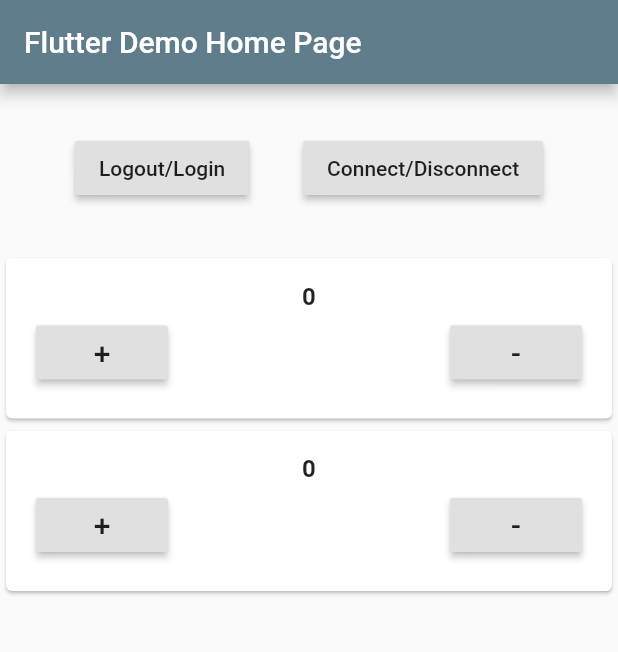
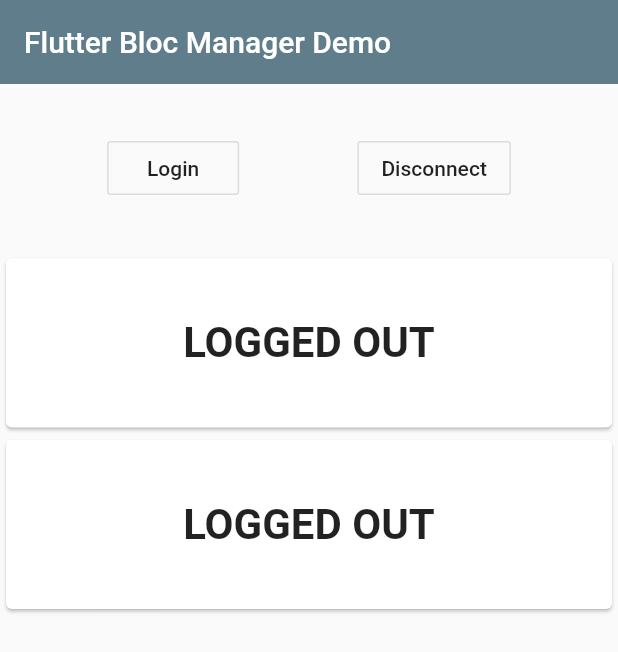
Before and after one commit to hamed-fs/flutter_sample_bloc_manager, a Flutter app: the screen it shows after launch, on a phone screen of 412 x 824 dp. Shown: the top 652 px of the screen. Run offline on Flutter 3.47's test engine with Material 2 defaults, Android fonts, the phone set to English and light mode, and no system bars; our stand-ins replace bloc, flutter_bloc.

Commit message:
add manager logic

```diff
--- a/lib/bloc_manager/bloc_manager.dart
+++ b/lib/bloc_manager/bloc_manager.dart
@@ -3,7 +3,6 @@ import 'package:meta/meta.dart';
 import 'package:bloc/bloc.dart';
 
 import 'bloc_manager_exception.dart';
-
 
 typedef BlocManagerListenerHandler = void Function(dynamic state);
 
@@ -58,6 +57,8 @@ class BlocManager extends BlocManagerContract {
       <dynamic, Bloc<dynamic, dynamic>>{};
   final Map<String, StreamSubscription<dynamic>> _subscriptions =
       <String, StreamSubscription<dynamic>>{};
+
+  Map<dynamic, Bloc<dynamic, dynamic>> get repository => _repository;
 
   @override
   void register<T extends Bloc<dynamic, dynamic>>(Function predicate) =>
--- /dev/null
+++ b/lib/core_blocs/auth_bloc/auth_event.dart
@@ -0,0 +1,8 @@
+part of 'auth_bloc.dart';
+
+@immutable
+abstract class AuthEvent {}
+
+class Login extends AuthEvent {}
+
+class Logout extends AuthEvent {}
--- /dev/null
+++ b/lib/core_blocs/auth_bloc/auth_state.dart
@@ -0,0 +1,8 @@
+part of 'auth_bloc.dart';
+
+@immutable
+abstract class AuthState {}
+
+class LoginState extends AuthState {}
+
+class LogoutState extends AuthState {}
--- /dev/null
+++ b/lib/core_blocs/connectivity_bloc/connectivity_event.dart
@@ -0,0 +1,8 @@
+part of 'connectivity_bloc.dart';
+
+@immutable
+abstract class ConnectivityEvent {}
+
+class Connect extends ConnectivityEvent {}
+
+class Disconnect extends ConnectivityEvent {}
--- /dev/null
+++ b/lib/core_blocs/connectivity_bloc/connectivity_state.dart
@@ -0,0 +1,8 @@
+part of 'connectivity_bloc.dart';
+
+@immutable
+abstract class ConnectivityState {}
+
+class ConnectedState extends ConnectivityState {}
+
+class DisconnectedState extends ConnectivityState {}
--- a/lib/counter_page_0.dart
+++ /dev/null
@@ -1,63 +0,0 @@
-import 'package:flutter/material.dart';
-import 'package:flutter_bloc/flutter_bloc.dart';
-
-import 'feature_blocs/first_counter_bloc/first_counter_bloc.dart';
-
-class CounterPage0 extends StatelessWidget {
-  const CounterPage0({
-    this.value,
-    this.onIncrement,
-    this.onDecrement,
-    Key key,
-  }) : super(key: key);
-
-  final int value;
-  final Function onIncrement;
-  final Function onDecrement;
-
-  @override
-  Widget build(BuildContext context) {
-    return Card(
-      child: Padding(
-        padding: const EdgeInsets.all(16),
-        child: Column(
-          children: [
-            BlocBuilder<FirstCounterBloc, FirstCounterState>(
-              builder: (context, state) {
-                return Text(
-                  '${state.value}',
-                  style: TextStyle(
-                    fontSize: 16,
-                    fontWeight: FontWeight.bold,
-                  ),
-                );
-              },
-            ),
-            Padding(
-              padding: const EdgeInsets.all(4),
-              child: Row(
-                mainAxisAlignment: MainAxisAlignment.spaceBetween,
-                children: [
-                  RaisedButton(
-                    child: Text(
-                      '+',
-                      style: TextStyle(fontSize: 20),
-                    ),
-                    onPressed: onIncrement,
-                  ),
-                  RaisedButton(
-                    child: Text(
-                      '-',
-                      style: TextStyle(fontSize: 20),
-                    ),
-                    onPressed: onDecrement,
-                  )
-                ],
-              ),
-            )
-          ],
-        ),
-      ),
-    );
-  }
-}
--- a/lib/counter_page_1.dart
+++ /dev/null
@@ -1,63 +0,0 @@
-import 'package:flutter/material.dart';
-import 'package:flutter_bloc/flutter_bloc.dart';
-
-import 'feature_blocs/second_counter_bloc/second_counter_bloc.dart';
-
-class CounterPage1 extends StatelessWidget {
-  const CounterPage1({
-    this.value,
-    this.onIncrement,
-    this.onDecrement,
-    Key key,
-  }) : super(key: key);
-
-  final int value;
-  final Function onIncrement;
-  final Function onDecrement;
-
-  @override
-  Widget build(BuildContext context) {
-    return Card(
-      child: Padding(
-        padding: const EdgeInsets.all(16),
-        child: Column(
-          children: [
-            BlocBuilder<SecondCounterBloc, SecondCounterState>(
-              builder: (context, state) {
-                return Text(
-                  '${state.value}',
-                  style: TextStyle(
-                    fontSize: 16,
-                    fontWeight: FontWeight.bold,
-                  ),
-                );
-              },
-            ),
-            Padding(
-              padding: const EdgeInsets.all(4),
-              child: Row(
-                mainAxisAlignment: MainAxisAlignment.spaceBetween,
-                children: [
-                  RaisedButton(
-                    child: Text(
-                      '+',
-                      style: TextStyle(fontSize: 20),
-                    ),
-                    onPressed: onIncrement,
-                  ),
-                  RaisedButton(
-                    child: Text(
-                      '-',
-                      style: TextStyle(fontSize: 20),
-                    ),
-                    onPressed: onDecrement,
-                  )
-                ],
-              ),
-            )
-          ],
-        ),
-      ),
-    );
-  }
-}
--- a/lib/feature_blocs/first_counter_bloc/first_counter_state.dart
+++ b/lib/feature_blocs/first_counter_bloc/first_counter_state.dart
@@ -2,8 +2,12 @@ part of 'first_counter_bloc.dart';
 
 abstract class FirstCounterState {
   final int value;
+  final bool isEnable;
 
-  FirstCounterState({this.value});
+  FirstCounterState({
+    this.value,
+    this.isEnable = true,
+  });
 }
 
 class InitialState extends FirstCounterState {
@@ -16,8 +20,16 @@ class SetCounter extends FirstCounterState {
   SetCounter(this.value) : super(value: value);
 }
 
+class EnabledState extends FirstCounterState {
+  final int value;
+
+  EnabledState(this.value) : super(value: value, isEnable: true);
+}
+
 class DisabledState extends FirstCounterState {
-  DisabledState() : super();
+  final int value;
+
+  DisabledState(this.value) : super(value: value, isEnable: false);
 }
 
 class LogoutState extends FirstCounterState {
--- a/lib/feature_blocs/second_counter_bloc/second_counter_state.dart
+++ b/lib/feature_blocs/second_counter_bloc/second_counter_state.dart
@@ -2,8 +2,12 @@ part of 'second_counter_bloc.dart';
 
 abstract class SecondCounterState {
   final int value;
+  final bool isEnable;
 
-  SecondCounterState({this.value});
+  SecondCounterState({
+    this.value,
+    this.isEnable = true,
+  });
 }
 
 class InitialState extends SecondCounterState {
@@ -16,8 +20,16 @@ class SetCounter extends SecondCounterState {
   SetCounter(this.value) : super(value: value);
 }
 
+class EnabledState extends SecondCounterState {
+  final int value;
+
+  EnabledState(this.value) : super(value: value, isEnable: true);
+}
+
 class DisabledState extends SecondCounterState {
-  DisabledState() : super();
+  final int value;
+
+  DisabledState(this.value) : super(value: value, isEnable: false);
 }
 
 class LogoutState extends SecondCounterState {
--- a/lib/main.dart
+++ b/lib/main.dart
@@ -1,42 +1,54 @@
 import 'package:flutter/material.dart';
 import 'package:flutter_bloc/flutter_bloc.dart';
-
+import 'package:flutter_sample_bloc_manager/bloc_manager/bloc_manager.dart';
+import 'package:flutter_sample_bloc_manager/bloc_manager/event_dispatcher.dart';
+import 'package:flutter_sample_bloc_manager/core_blocs/auth_bloc/auth_bloc.dart';
+import 'package:flutter_sample_bloc_manager/core_blocs/connectivity_bloc/connectivity_bloc.dart';
+import 'package:flutter_sample_bloc_manager/pages/first_counter_page.dart';
 import 'package:flutter_sample_bloc_manager/feature_blocs/first_counter_bloc/first_counter_bloc.dart'
     as first_bloc;
 import 'package:flutter_sample_bloc_manager/feature_blocs/second_counter_bloc/second_counter_bloc.dart'
     as second_bloc;
-
-import 'package:flutter_sample_bloc_manager/bloc_manager/bloc_manager.dart';
-
-import 'package:flutter_sample_bloc_manager/counter_page_0.dart';
-import 'package:flutter_sample_bloc_manager/counter_page_1.dart';
+import 'package:flutter_sample_bloc_manager/pages/second_counter_page.dart';
 
 void main() {
+  _registerBlocs();
+  EventDispatcher.instance.register();
+
+  runApp(MyApp());
+}
+
+void _registerBlocs() {
+  BlocManager.instance.register<ConnectivityBloc>(() => ConnectivityBloc());
+  BlocManager.instance.register<AuthBloc>(() => AuthBloc());
+
   BlocManager.instance.register<first_bloc.FirstCounterBloc>(
       () => first_bloc.FirstCounterBloc());
   BlocManager.instance.register<second_bloc.SecondCounterBloc>(
       () => second_bloc.SecondCounterBloc());
-
-  runApp(MyApp());
 }
 
 class MyApp extends StatelessWidget {
-  final first_bloc.FirstCounterBloc _counter0 =
+  final ConnectivityBloc _connectivityBloc =
+      BlocManager.instance.fetch<ConnectivityBloc>();
+  final AuthBloc _authBloc = BlocManager.instance.fetch<AuthBloc>();
+
+  final first_bloc.FirstCounterBloc _firstCounterBloc =
       BlocManager.instance.fetch<first_bloc.FirstCounterBloc>();
-  final second_bloc.SecondCounterBloc _counter1 =
+  final second_bloc.SecondCounterBloc _secondCounterBloc =
       BlocManager.instance.fetch<second_bloc.SecondCounterBloc>();
 
   @override
-  Widget build(BuildContext context) {
-    return MaterialApp(
-      title: 'Flutter Demo',
+  Widget build(BuildContext context) => MaterialApp(
+        title: 'Flutter Bloc Manager Demo',
         theme: ThemeData(
           primarySwatch: Colors.blueGrey,
           visualDensity: VisualDensity.adaptivePlatformDensity,
         ),
         home: Scaffold(
           appBar: AppBar(
-          title: Text('Flutter Demo Home Page'),
+            elevation: 0,
+            title: Text('Flutter Bloc Manager Demo'),
           ),
           body: Column(
             children: [
@@ -45,34 +57,55 @@ class MyApp extends StatelessWidget {
                 child: Row(
                   mainAxisAlignment: MainAxisAlignment.spaceAround,
                   children: [
-                  RaisedButton(
-                    child: Text('Logout/Login'),
-                    onPressed: () {},
-                  ),
-                  RaisedButton(
-                    child: Text('Connect/Disconnect'),
-                    onPressed: () {},
-                  )
+                    _buildAuthButton(),
+                    _buildConnectivityButton(),
                   ],
                 ),
               ),
               BlocProvider(
-              create: (context) => _counter0,
-              child: CounterPage0(
-                onIncrement: () => _counter0.add(first_bloc.Increment()),
-                onDecrement: () => _counter0.add(first_bloc.Decrement()),
+                create: (context) => _firstCounterBloc,
+                child: FirstCounterPage(
+                  onIncrement: () =>
+                      _firstCounterBloc.add(first_bloc.Increment()),
+                  onDecrement: () =>
+                      _firstCounterBloc.add(first_bloc.Decrement()),
                 ),
               ),
               BlocProvider(
-              create: (context) => _counter1,
-              child: CounterPage1(
-                onIncrement: () => _counter1.add(second_bloc.Increment()),
-                onDecrement: () => _counter1.add(second_bloc.Decrement()),
+                create: (context) => _secondCounterBloc,
+                child: SecondCounterPage(
+                  onIncrement: () =>
+                      _secondCounterBloc.add(second_bloc.Increment()),
+                  onDecrement: () =>
+                      _secondCounterBloc.add(second_bloc.Decrement()),
                 ),
               ),
             ],
           ),
         ),
       );
+
+  Widget _buildConnectivityButton() => OutlineButton(
+        child: BlocBuilder<ConnectivityBloc, ConnectivityState>(
+          cubit: _connectivityBloc,
+          builder: (context, state) => Text(
+            state is ConnectedState ? 'Disconnect' : 'Connect',
+          ),
+        ),
+        onPressed: () => _connectivityBloc.add(
+          _connectivityBloc.state is ConnectedState ? Disconnect() : Connect(),
+        ),
+      );
+
+  Widget _buildAuthButton() => OutlineButton(
+        child: BlocBuilder<AuthBloc, AuthState>(
+          cubit: _authBloc,
+          builder: (context, state) => Text(
+            state is LoginState ? 'Logout' : 'Login',
+          ),
+        ),
+        onPressed: () => _authBloc.add(
+          _authBloc.state is LoginState ? Logout() : Login(),
+        ),
+      );
 }
-}
--- /dev/null
+++ b/lib/pages/first_counter_page.dart
@@ -0,0 +1,81 @@
+import 'package:flutter/material.dart';
+import 'package:flutter_bloc/flutter_bloc.dart';
+import 'package:flutter_sample_bloc_manager/feature_blocs/first_counter_bloc/first_counter_bloc.dart';
+
+class FirstCounterPage extends StatelessWidget {
+  const FirstCounterPage({
+    this.value,
+    this.onIncrement,
+    this.onDecrement,
+    Key key,
+  }) : super(key: key);
+
+  final int value;
+  final Function onIncrement;
+  final Function onDecrement;
+
+  @override
+  Widget build(BuildContext context) {
+    return Card(
+      child: Padding(
+          padding: const EdgeInsets.all(16),
+          child: BlocBuilder<FirstCounterBloc, FirstCounterState>(
+            builder: (context, state) {
+              if (state is! LogoutState) {
+                return _buildLoggedIn(state);
+              }
+
+              return _buildLogout();
+            },
+          )),
+    );
+  }
+
+  Widget _buildLoggedIn(FirstCounterState state) => Column(
+        children: [
+          Padding(
+            padding: const EdgeInsets.all(16),
+            child: Text(
+              state is DisabledState ? 'DISCONNECTED.' : '${state.value}',
+              style: TextStyle(
+                fontSize: 28,
+                fontWeight: FontWeight.bold,
+                color: state is DisabledState ? Colors.red : Colors.green,
+              ),
+            ),
+          ),
+          Padding(
+            padding: const EdgeInsets.all(4),
+            child: Row(
+              mainAxisAlignment: MainAxisAlignment.spaceBetween,
+              children: [
+                OutlineButton(
+                  child: Text(
+                    '+',
+                    style: TextStyle(fontSize: 20),
+                  ),
+                  onPressed: onIncrement,
+                ),
+                OutlineButton(
+                  child: Text(
+                    '-',
+                    style: TextStyle(fontSize: 20),
+                  ),
+                  onPressed: onDecrement,
+                )
+              ],
+            ),
+          )
+        ],
+      );
+
+  Widget _buildLogout() => Center(
+        child: Padding(
+          padding: const EdgeInsets.all(24),
+          child: Text(
+            'LOGGED OUT',
+            style: TextStyle(fontSize: 28, fontWeight: FontWeight.bold),
+          ),
+        ),
+      );
+}
--- /dev/null
+++ b/lib/pages/second_counter_page.dart
@@ -0,0 +1,81 @@
+import 'package:flutter/material.dart';
+import 'package:flutter_bloc/flutter_bloc.dart';
+import 'package:flutter_sample_bloc_manager/feature_blocs/second_counter_bloc/second_counter_bloc.dart';
+
+class SecondCounterPage extends StatelessWidget {
+  const SecondCounterPage({
+    this.value,
+    this.onIncrement,
+    this.onDecrement,
+    Key key,
+  }) : super(key: key);
+
+  final int value;
+  final Function onIncrement;
+  final Function onDecrement;
+
+  @override
+  Widget build(BuildContext context) {
+    return Card(
+      child: Padding(
+          padding: const EdgeInsets.all(16),
+          child: BlocBuilder<SecondCounterBloc, SecondCounterState>(
+            builder: (context, state) {
+              if (state is! LogoutState) {
+                return _buildLoggedIn(state);
+              }
+
+              return _buildLogout();
+            },
+          )),
+    );
+  }
+
+  Widget _buildLoggedIn(SecondCounterState state) => Column(
+        children: [
+          Padding(
+            padding: const EdgeInsets.all(16),
+            child: Text(
+              state is DisabledState ? 'DISCONNECTED.' : '${state.value}',
+              style: TextStyle(
+                fontSize: 28,
+                fontWeight: FontWeight.bold,
+                color: state is DisabledState ? Colors.red : Colors.green,
+              ),
+            ),
+          ),
+          Padding(
+            padding: const EdgeInsets.all(4),
+            child: Row(
+              mainAxisAlignment: MainAxisAlignment.spaceBetween,
+              children: [
+                OutlineButton(
+                  child: Text(
+                    '+',
+                    style: TextStyle(fontSize: 20),
+                  ),
+                  onPressed: onIncrement,
+                ),
+                OutlineButton(
+                  child: Text(
+                    '-',
+                    style: TextStyle(fontSize: 20),
+                  ),
+                  onPressed: onDecrement,
+                )
+              ],
+            ),
+          )
+        ],
+      );
+
+  Widget _buildLogout() => Center(
+        child: Padding(
+          padding: const EdgeInsets.all(24),
+          child: Text(
+            'LOGGED OUT',
+            style: TextStyle(fontSize: 28, fontWeight: FontWeight.bold),
+          ),
+        ),
+      );
+}
```
Also changed, not shown: lib/bloc_manager/event_dispatcher.dart (added, +68 -0 lines), lib/core_blocs/auth_bloc/auth_bloc.dart (added, +18 -0 lines), lib/core_blocs/connectivity_bloc/connectivity_bloc.dart (added, +18 -0 lines), lib/feature_blocs/first_counter_bloc/first_counter_bloc.dart (+14 -10 lines), lib/feature_blocs/second_counter_bloc/second_counter_bloc.dart (+14 -10 lines), lib/bloc_manager/base_bloc.dart (renamed from lib/base_bloc.dart). Lines whose indentation alone changed are shown as unchanged.
